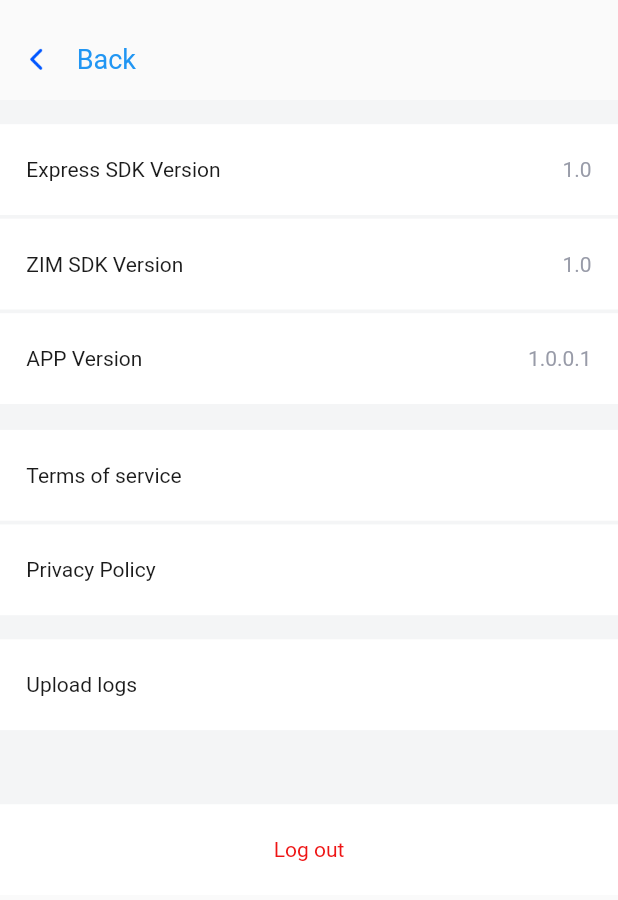
After one commit to ZEGOCLOUD/call_flutter, a Flutter app: the SettingsPage screen opened by its route, on a phone screen of 412 x 824 dp. The commit adds this screen. Shown: the top 900 px of the screen. Run offline on Flutter 3.47's test engine with Material 2 defaults, Android fonts, the light colour scheme and no system bars; our stand-ins replace device_info_plus, firebase_auth, firebase_core, firebase_database, flutter_hooks, flutter_screenutil and 8 more; missing offline and left inert: dart:ffi, flutter_background, flutter_bugly, zego_express_engine; accounts and stored records are empty; generated files the repository leaves out were written again; network calls fail.

Commit message:
add settings module

```diff
--- a/lib/common/style/styles.dart
+++ b/lib/common/style/styles.dart
@@ -12,6 +12,11 @@ class StyleColors {
   static const Color userListSeparateLineColor = Color(0xffE6E6E6);
 
   static const Color roomPopUpPageBackgroundColor = Colors.white;
+
+  static const Color settingsVersion = gray;
+  static const Color settingsBackgroundColor = Color(0xffF4F5F6);
+  static const Color settingsTitleBackgroundColor = Colors.white;
+  static const Color settingsCellBackgroundColor = Colors.white;
 }
 
 /// icons
@@ -31,6 +36,26 @@ class StyleIconUrls {
 
 /// constant style
 class StyleConstant {
+  static const appBarTitleSize = 17.0;
+  static const settingsFontSize = 14.0;
+
+  static const settingAppBar = TextStyle(
+    color: Colors.black,
+    fontSize: appBarTitleSize,
+  );
+  static const settingTitle = TextStyle(
+    color: StyleColors.dark,
+    fontSize: settingsFontSize,
+  );
+  static const settingVersion = TextStyle(
+    color: StyleColors.settingsVersion,
+    fontSize: settingsFontSize,
+  );
+  static const settingLogout = TextStyle(
+    color: StyleColors.red,
+    fontSize: settingsFontSize,
+  );
+
   static const userListNameText = TextStyle(
     color: Color(0xff2A2A2A),
     fontSize: 16.0,
--- a/lib/main.dart
+++ b/lib/main.dart
@@ -14,6 +14,7 @@ import 'package:wakelock/wakelock.dart';
 import 'package:flutter_background/flutter_background.dart';
 import 'package:flutter_bugly/flutter_bugly.dart';
 import 'package:zego_call_flutter/page/auth/auth_gate.dart';
+import 'package:zego_call_flutter/page/settings/settings_page.dart';
 import 'package:zego_call_flutter/page/users/online_list_page.dart';
 import 'package:zego_call_flutter/page/welcome/welcome_page.dart';
 
@@ -26,7 +27,6 @@ import 'package:zego_call_flutter/constants/zego_page_constant.dart';
 import 'package:flutter_gen/gen_l10n/zego_call_localizations.dart';
 
 import 'package:zego_call_flutter/page/room/room_main_page.dart';
-import 'package:zego_call_flutter/page/users/online_list_page.dart';
 
 Future<void> main() async {
   FlutterBugly.postCatchedException(() async {
@@ -104,6 +104,7 @@ class ZegoApp extends StatelessWidget {
                   routes: {
                     PageRouteNames.auth: (context) => const AuthGate(),
                     PageRouteNames.welcome: (context) => const ProfilePage(),
+                    PageRouteNames.settings: (context) => const SettingsPage(),
                     PageRouteNames.onlineList: (context) => const OnlineListPage(),
                     PageRouteNames.roomMain: (context) => roomMainLoadingPage(),
                   },
--- a/lib/page/broswer.dart
+++ b/lib/page/browser.dart
@@ -8,9 +8,11 @@ import 'package:flutter_screenutil/flutter_screenutil.dart';
 
 class Browser extends HookWidget {
   final String url;
+  final String backURL;
   late WebViewController webViewController;
 
-  Browser({required this.url, Key? key}) : super(key: key);
+  Browser({required this.url, required this.backURL, Key? key})
+      : super(key: key);
 
   @override
   Widget build(BuildContext context) {
@@ -20,8 +22,7 @@ class Browser extends HookWidget {
         body: SafeArea(
       child: Column(
         children: [
-          NavigationBackBar(
-              targetBackUrl: PageRouteNames.welcome, title: title.value),
+          NavigationBackBar(targetBackUrl: backURL, title: title.value),
           SizedBox(
             height: 1130.h,
             child: WebView(
@@ -32,9 +33,8 @@ class Browser extends HookWidget {
                 javascriptMode: JavascriptMode.unrestricted,
                 onPageFinished: (String url) {
                   String script = 'window.document.title';
-                  webViewController
-                      .runJavascriptReturningResult(script)
-                      .then((value) => title.value = value.replaceAll("\"", ""));
+                  webViewController.runJavascriptReturningResult(script).then(
+                      (value) => title.value = value.replaceAll("\"", ""));
                 }),
           )
         ],
--- /dev/null
+++ b/lib/page/settings/settings_browser_block.dart
@@ -0,0 +1,34 @@
+import 'package:flutter/cupertino.dart';
+import 'package:flutter_hooks/flutter_hooks.dart';
+
+import 'package:flutter_screenutil/flutter_screenutil.dart';
+import 'package:flutter_gen/gen_l10n/zego_call_localizations.dart';
+import 'package:zego_call_flutter/page/settings/settings_browser_item.dart';
+
+class SettingsBrowserBlock extends HookWidget {
+  const SettingsBrowserBlock({Key? key}) : super(key: key);
+
+  @override
+  Widget build(BuildContext context) {
+    const String termsOfServiceURL = "https://www.zegocloud"
+        ".com/policy?index=1";
+    const String privacyPolicyURL = "https://www.zegocloud"
+        ".com/policy?index=0";
+
+    return Column(
+      children: [
+        SettingsBrowserItem(
+            text: AppLocalizations.of(context)!.settingPageTermsOfService,
+            targetURL: termsOfServiceURL),
+        SettingsBrowserItem(
+            text: AppLocalizations.of(context)!.settingPagePrivacyPolicy,
+            targetURL: privacyPolicyURL),
+      ]
+          .map((e) => Padding(
+                child: e,
+                padding: EdgeInsets.symmetric(vertical: 2.h),
+              ))
+          .toList(),
+    );
+  }
+}
--- /dev/null
+++ b/lib/page/settings/settings_browser_item.dart
@@ -0,0 +1,47 @@
+import 'package:flutter/material.dart';
+import 'package:flutter_screenutil/flutter_screenutil.dart';
+
+import '../../constants/zego_page_constant.dart';
+import '../browser.dart';
+import '../../common/style/styles.dart';
+
+class SettingsBrowserItem extends StatelessWidget {
+  final String text;
+  final String targetURL;
+
+  const SettingsBrowserItem(
+      {required this.text, required this.targetURL, Key? key})
+      : super(key: key);
+
+  @override
+  Widget build(BuildContext context) {
+    return Container(
+        decoration: const BoxDecoration(
+          color: StyleColors.settingsCellBackgroundColor,
+        ),
+        padding: EdgeInsets.only(left: 32.w, top: 0, right: 32.w, bottom: 0),
+        child: SizedBox(
+            height: 98.h,
+            child: InkWell(
+              onTap: () {
+                launchURL(context, targetURL);
+              },
+              child: Row(
+                children: [
+                  Text(text,
+                      style: StyleConstant.settingTitle,
+                      textDirection: TextDirection.ltr),
+                  const Expanded(
+                    child: Text(''),
+                  )
+                ],
+              ),
+            )));
+  }
+
+  void launchURL(BuildContext context, String targetURL) async {
+    Navigator.of(context).push(MaterialPageRoute(builder: (_) {
+      return Browser(url: targetURL, backURL: PageRouteNames.settings);
+    }));
+  }
+}
--- /dev/null
+++ b/lib/page/settings/settings_logout_block.dart
@@ -0,0 +1,37 @@
+import 'package:firebase_auth/firebase_auth.dart';
+import 'package:flutter/material.dart';
+import 'package:flutter_screenutil/flutter_screenutil.dart';
+import 'package:flutter_gen/gen_l10n/zego_call_localizations.dart';
+import 'package:google_sign_in/google_sign_in.dart';
+
+import '../../common/style/styles.dart';
+import '../../constants/zego_page_constant.dart';
+
+class SettingsLogoutBlock extends StatelessWidget {
+  const SettingsLogoutBlock({Key? key}) : super(key: key);
+
+  @override
+  Widget build(BuildContext context) {
+    return GestureDetector(
+      child: Container(
+          height: 98.h,
+          width: double.infinity,
+          decoration: const BoxDecoration(
+            color: StyleColors.settingsCellBackgroundColor,
+          ),
+          child: Center(
+              child: Text(AppLocalizations.of(context)!.settingPageLogout,
+                  textAlign: TextAlign.center,
+                  style: StyleConstant.settingLogout))),
+      onTap: () {
+        signOut(context);
+      },
+    );
+  }
+
+  Future<void> signOut(BuildContext context) async {
+    await FirebaseAuth.instance.signOut();
+    await GoogleSignIn().signOut();
+    Navigator.pushReplacementNamed(context, PageRouteNames.auth);
+  }
+}
--- /dev/null
+++ b/lib/page/settings/settings_page.dart
@@ -0,0 +1,44 @@
+import 'package:flutter/material.dart';
+
+import 'package:flutter_screenutil/flutter_screenutil.dart';
+import 'package:flutter_hooks/flutter_hooks.dart';
+import 'package:zego_call_flutter/page/settings/settings_browser_block.dart';
+import 'package:zego_call_flutter/page/settings/settings_logout_block.dart';
+import 'package:zego_call_flutter/page/settings/settings_upload_log_block.dart';
+import 'package:zego_call_flutter/page/settings/settings_version_block.dart';
+import 'package:flutter_screenutil/flutter_screenutil.dart';
+
+import '../../common/style/styles.dart';
+import '../../constants/zego_page_constant.dart';
+import '../navigation_back_bar.dart';
+
+class SettingsPage extends HookWidget {
+  const SettingsPage({Key? key}) : super(key: key);
+
+  @override
+  Widget build(BuildContext context) {
+    return Scaffold(
+        body: SafeArea(
+            child: Container(
+                padding:
+                    EdgeInsets.only(left: 0, top: 20.h, right: 0, bottom: 0),
+                child: Column(
+                    mainAxisAlignment: MainAxisAlignment.start,
+                    children: [
+                      NavigationBackBar(targetBackUrl: PageRouteNames.welcome),
+                      Container(
+                          decoration: const BoxDecoration(
+                              color: StyleColors.settingsBackgroundColor),
+                          child: Column(children: [
+                            SizedBox(height: 24.h),
+                            const SettingsVersionBlock(),
+                            SizedBox(height: 24.h),
+                            const SettingsBrowserBlock(),
+                            SizedBox(height: 24.h),
+                            const SettingsUploadLogBlock(),
+                            SizedBox(height: 80.h),
+                            const SettingsLogoutBlock()
+                          ])),
+                    ]))));
+  }
+}
--- /dev/null
+++ b/lib/page/settings/settings_sdk_version_item.dart
@@ -0,0 +1,44 @@
+import 'package:flutter/cupertino.dart';
+import 'package:flutter_screenutil/flutter_screenutil.dart';
+
+import '../../common/style/styles.dart';
+
+class SettingSDKVersionItem extends StatelessWidget {
+  final String title;
+  final String content;
+
+  const SettingSDKVersionItem(
+      {required this.title, required this.content, Key? key})
+      : super(key: key);
+
+  @override
+  Widget build(BuildContext context) {
+    return WillPopScope(
+      onWillPop: () async {
+        return false;
+      },
+      child: body(context),
+    );
+  }
+
+  Widget body(BuildContext context) {
+    return Container(
+        decoration: const BoxDecoration(
+          color: StyleColors.settingsCellBackgroundColor,
+        ),
+        padding: EdgeInsets.only(left: 32.w, top: 0, right: 32.w, bottom: 0),
+        child: SizedBox(
+            height: 98.h,
+            child: Row(children: [
+              Text(title,
+                  style: StyleConstant.settingTitle,
+                  textDirection: TextDirection.ltr),
+              const Expanded(
+                child: Text(''),
+              ),
+              Text(content,
+                  style: StyleConstant.settingVersion,
+                  textDirection: TextDirection.rtl)
+            ])));
+  }
+}
--- /dev/null
+++ b/lib/page/settings/settings_upload_log_block.dart
@@ -0,0 +1,47 @@
+import 'package:flutter/material.dart';
+import 'package:flutter_screenutil/flutter_screenutil.dart';
+import 'package:flutter_gen/gen_l10n/zego_call_localizations.dart';
+
+import '../../common/style/styles.dart';
+
+class SettingsUploadLogBlock extends StatelessWidget {
+  const SettingsUploadLogBlock({Key? key}) : super(key: key);
+
+  @override
+  Widget build(BuildContext context) {
+    return Container(
+        decoration: const BoxDecoration(
+          color: StyleColors.settingsCellBackgroundColor,
+        ),
+        padding: EdgeInsets.only(left: 32.w, top: 0, right: 32.w, bottom: 0),
+        child: SizedBox(
+            height: 98.h,
+            child: InkWell(
+              onTap: () {
+                // ZegoRoomManager.shared.uploadLog().then((errorCode) {
+                //   if (0 != errorCode) {
+                //     Fluttertoast.showToast(
+                //         msg: AppLocalizations.of(context)!
+                //             .toastUploadLogFail(errorCode),
+                //         backgroundColor: Colors.grey);
+                //   } else {
+                //     Fluttertoast.showToast(
+                //         msg:
+                //             AppLocalizations.of(context)!.toastUploadLogSuccess,
+                //         backgroundColor: Colors.grey);
+                //   }
+                // });
+              },
+              child: Row(
+                children: [
+                  Text(AppLocalizations.of(context)!.settingPageUploadLog,
+                      style: StyleConstant.settingTitle,
+                      textDirection: TextDirection.ltr),
+                  const Expanded(
+                    child: Text(''),
+                  )
+                ],
+              ),
+            )));
+  }
+}
--- /dev/null
+++ b/lib/page/settings/settings_version_block.dart
@@ -0,0 +1,46 @@
+import 'package:flutter/cupertino.dart';
+import 'package:flutter_hooks/flutter_hooks.dart';
+
+import 'package:flutter_screenutil/flutter_screenutil.dart';
+import 'package:package_info_plus/package_info_plus.dart';
+import 'package:flutter_gen/gen_l10n/zego_call_localizations.dart';
+import 'package:zego_call_flutter/page/settings/settings_sdk_version_item.dart';
+
+import 'package:zego_express_engine/zego_express_engine.dart';
+
+class SettingsVersionBlock extends HookWidget {
+  const SettingsVersionBlock({Key? key}) : super(key: key);
+
+  @override
+  Widget build(BuildContext context) {
+    var expressSDKVersion = useState('1.0');
+    ZegoExpressEngine.getVersion()
+        .then((value) => expressSDKVersion.value = value);
+
+    final zimSDKVersion = useState('1.0');
+
+    final appVersion = useState('1.0');
+    PackageInfo.fromPlatform().then((PackageInfo packageInfo) {
+      appVersion.value = packageInfo.version + "." + packageInfo.buildNumber;
+    });
+
+    return Column(
+      children: [
+        SettingSDKVersionItem(
+            title: AppLocalizations.of(context)!.settingPageSdkVersion,
+            content: expressSDKVersion.value),
+        SettingSDKVersionItem(
+            title: AppLocalizations.of(context)!.settingPageZimSdkVersion,
+            content: zimSDKVersion.value),
+        SettingSDKVersionItem(
+            title: AppLocalizations.of(context)!.settingPageVersion,
+            content: appVersion.value)
+      ]
+          .map((e) => Padding(
+                child: e,
+                padding: EdgeInsets.symmetric(vertical: 2.h),
+              ))
+          .toList(),
+    );
+  }
+}
--- a/lib/page/welcome/welcome_title_bar.dart
+++ b/lib/page/welcome/welcome_title_bar.dart
@@ -2,14 +2,10 @@ import 'dart:developer';
 
 import 'package:firebase_auth/firebase_auth.dart';
 import 'package:flutter/material.dart';
-import 'package:google_sign_in/google_sign_in.dart';
 import 'package:flutter_screenutil/flutter_screenutil.dart';
-import 'package:provider/provider.dart';
 
 import 'package:zego_call_flutter/common/style/styles.dart';
 import 'package:zego_call_flutter/constants/zego_page_constant.dart';
-
-import '../../service/zego_user_service.dart';
 
 /// Displayed as a profile image if the user doesn't have one.
 const placeholderImage =
@@ -44,13 +40,6 @@ class _WelcomeTitleBarState extends State<WelcomeTitleBar> {
   @override
   void dispose() {
     super.dispose();
-  }
-
-  /// Example code for sign out.
-  Future<void> _signOut() async {
-    await FirebaseAuth.instance.signOut();
-    await GoogleSignIn().signOut();
-    Navigator.pushReplacementNamed(context, PageRouteNames.auth);
   }
 
   @override
@@ -91,10 +80,11 @@ class _WelcomeTitleBarState extends State<WelcomeTitleBar> {
         ),
         const Expanded(child: SizedBox()),
         IconButton(
-          icon: Image.asset(StyleIconUrls.titleBarSettings),
-          iconSize: 68.w,
-          onPressed: _signOut,
-        ),
+            icon: Image.asset(StyleIconUrls.titleBarSettings),
+            iconSize: 68.w,
+            onPressed: () {
+              Navigator.pushReplacementNamed(context, PageRouteNames.settings);
+            }),
       ],
     );
   }
--- a/lib/page/welcome/welcome_tool_bar.dart
+++ b/lib/page/welcome/welcome_tool_bar.dart
@@ -1,12 +1,10 @@
 import 'package:flutter/material.dart';
-import 'package:provider/provider.dart';
 
 import 'package:flutter_screenutil/flutter_screenutil.dart';
 import 'package:zego_call_flutter/common/style/styles.dart';
-import 'package:webview_flutter/webview_flutter.dart';
 
-import '../../service/zego_user_service.dart';
-import '../broswer.dart';
+import '../../constants/zego_page_constant.dart';
+import '../browser.dart';
 
 class WelcomeToolBarButton extends StatelessWidget {
   final String iconAssetName;
@@ -59,7 +57,7 @@ class WelcomeToolBar extends StatelessWidget {
                 iconAssetName: StyleIconUrls.welcomeContactUs,
                 text: 'Contact us'),
             onTap: () {
-              _launchURL(context, contactUSURL);
+              launchURL(context, contactUSURL);
             },
           ),
         ),
@@ -78,7 +76,7 @@ class WelcomeToolBar extends StatelessWidget {
             child: const WelcomeToolBarButton(
                 iconAssetName: StyleIconUrls.welcomeGetMore, text: 'Get more'),
             onTap: () {
-              _launchURL(context, getMoreURL);
+              launchURL(context, getMoreURL);
             },
           ),
         ),
@@ -86,9 +84,9 @@ class WelcomeToolBar extends StatelessWidget {
     );
   }
 
-  void _launchURL(BuildContext context, String targetURL) async {
+  void launchURL(BuildContext context, String targetURL) async {
     Navigator.of(context).push(MaterialPageRoute(builder: (_) {
-      return Browser(url: targetURL);
+      return Browser(url: targetURL, backURL: PageRouteNames.welcome);
     }));
   }
 }
```
